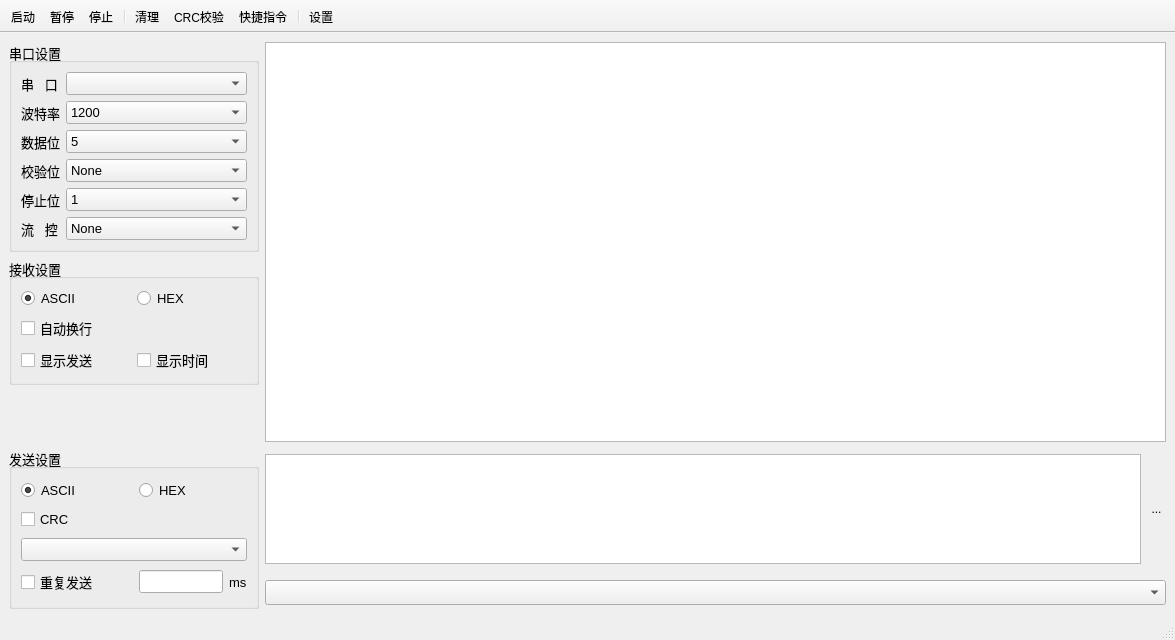
First picture: the form in SerialPortTool/MainWindow.ui, repository mghcool/SerialPortToolForVs, before the edit.
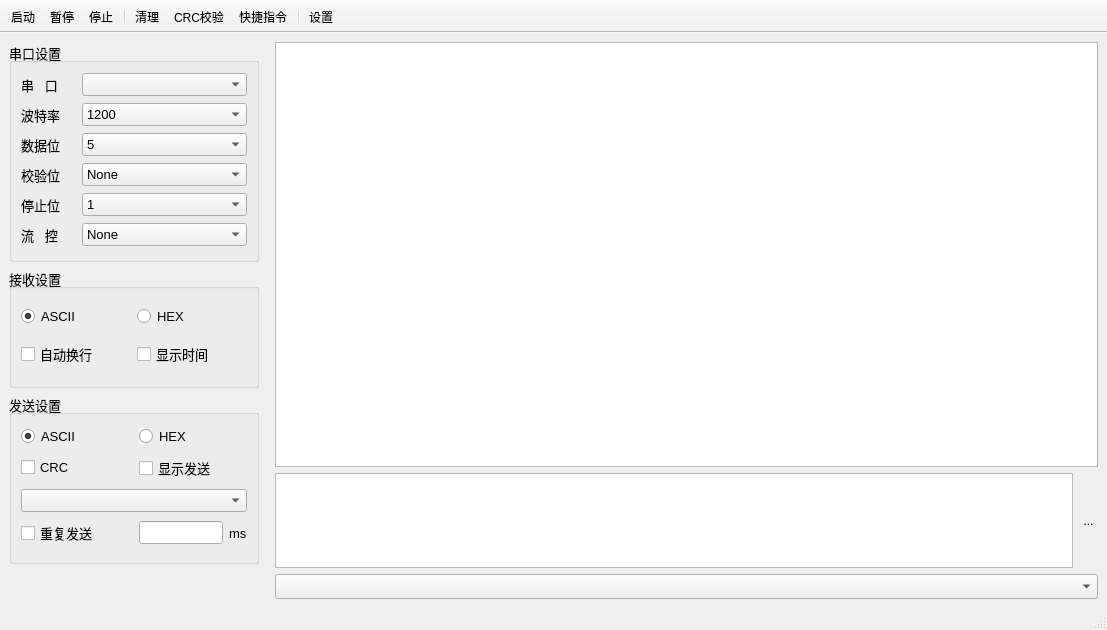
Second picture: the form after the edit. Icons and pictures are not drawn.

Commit message: 重新布局界面，将显示发送移动到发送设置

```diff
--- a/SerialPortTool/MainWindow.ui
+++ b/SerialPortTool/MainWindow.ui
@@ -2,12 +2,15 @@
 <ui version="4.0">
  <class>MainWindowClass</class>
  <widget class="QMainWindow" name="MainWindowClass">
+  <property name="enabled">
+   <bool>true</bool>
+  </property>
   <property name="geometry">
    <rect>
     <x>0</x>
     <y>0</y>
-    <width>1175</width>
-    <height>640</height>
+    <width>1107</width>
+    <height>630</height>
    </rect>
   </property>
   <property name="minimumSize">
@@ -27,170 +30,43 @@
    <bool>false</bool>
   </property>
   <widget class="QWidget" name="centralwidget">
-   <layout class="QGridLayout" name="gridLayout">
-    <item row="0" column="1" rowspan="3" colspan="2">
-     <widget class="QTextBrowser" name="textShowRx">
+   <layout class="QHBoxLayout" name="horizontalLayout">
+    <item alignment="Qt::AlignTop">
+     <widget class="QWidget" name="widget" native="true">
       <property name="minimumSize">
        <size>
-        <width>0</width>
-        <height>360</height>
-       </size>
-      </property>
-      <property name="font">
-       <font>
-        <pointsize>10</pointsize>
-       </font>
-      </property>
-      <property name="html">
-       <string>&lt;!DOCTYPE HTML PUBLIC &quot;-//W3C//DTD HTML 4.0//EN&quot; &quot;http://www.w3.org/TR/REC-html40/strict.dtd&quot;&gt;
-&lt;html&gt;&lt;head&gt;&lt;meta name=&quot;qrichtext&quot; content=&quot;1&quot; /&gt;&lt;style type=&quot;text/css&quot;&gt;
-p, li { white-space: pre-wrap; }
-&lt;/style&gt;&lt;/head&gt;&lt;body style=&quot; font-family:'SimSun'; font-size:10pt; font-weight:400; font-style:normal;&quot;&gt;
-&lt;p style=&quot;-qt-paragraph-type:empty; margin-top:0px; margin-bottom:0px; margin-left:0px; margin-right:0px; -qt-block-indent:0; text-indent:0px; font-size:9pt;&quot;&gt;&lt;br /&gt;&lt;/p&gt;&lt;/body&gt;&lt;/html&gt;</string>
-      </property>
-     </widget>
-    </item>
-    <item row="4" column="2">
-     <widget class="QToolButton" name="btnSend">
-      <property name="focusPolicy">
-       <enum>Qt::NoFocus</enum>
-      </property>
-      <property name="toolTip">
-       <string>发送</string>
-      </property>
-      <property name="styleSheet">
-       <string notr="true">QToolButton#btnSend{
-	
-	border-radius: 10px;
-	border:0px;
-}
-
-QToolButton#btnSend:hover{
-    background-color: rgba(117,208,249,100);
-}</string>
-      </property>
-      <property name="text">
-       <string>...</string>
-      </property>
-      <property name="icon">
-       <iconset resource="MainWindow.qrc">
-        <normaloff>:/img/发送</normaloff>:/img/发送</iconset>
-      </property>
-      <property name="iconSize">
-       <size>
-        <width>60</width>
-        <height>60</height>
-       </size>
-      </property>
-     </widget>
-    </item>
-    <item row="5" column="1" colspan="2">
-     <widget class="QComboBox" name="cmbSendHistory">
-      <property name="minimumSize">
-       <size>
-        <width>0</width>
-        <height>25</height>
-       </size>
-      </property>
-     </widget>
-    </item>
-    <item row="4" column="0" rowspan="2">
-     <widget class="QGroupBox" name="groupBox_3">
-      <property name="minimumSize">
-       <size>
-        <width>220</width>
-        <height>161</height>
+        <width>200</width>
+        <height>0</height>
        </size>
       </property>
       <property name="maximumSize">
        <size>
-        <width>250</width>
-        <height>190</height>
+        <width>260</width>
+        <height>16777215</height>
        </size>
       </property>
-      <property name="font">
-       <font>
-        <family>Segoe UI</family>
-        <pointsize>10</pointsize>
-       </font>
-      </property>
-      <property name="title">
-       <string>发送设置</string>
-      </property>
-      <layout class="QGridLayout" name="gridLayout_3">
-       <item row="3" column="1">
-        <widget class="QLineEdit" name="lineEditRepeat">
-         <property name="echoMode">
-          <enum>QLineEdit::Normal</enum>
-         </property>
-         <property name="dragEnabled">
-          <bool>false</bool>
-         </property>
-        </widget>
-       </item>
-       <item row="2" column="0" colspan="3">
-        <widget class="QComboBox" name="cmbCRCType">
-         <property name="minimumSize">
-          <size>
-           <width>0</width>
-           <height>0</height>
-          </size>
-         </property>
-        </widget>
-       </item>
-       <item row="3" column="2">
-        <widget class="QLabel" name="label_7">
-         <property name="text">
-          <string>ms</string>
-         </property>
-        </widget>
-       </item>
-       <item row="3" column="0">
-        <widget class="QCheckBox" name="cbxRepeat">
-         <property name="text">
-          <string>重复发送</string>
-         </property>
-        </widget>
-       </item>
-       <item row="1" column="0">
-        <widget class="QCheckBox" name="cbxCRC">
-         <property name="text">
-          <string>CRC</string>
-         </property>
-        </widget>
-       </item>
-       <item row="0" column="1">
-        <widget class="QRadioButton" name="radioTxHex">
-         <property name="text">
-          <string>HEX</string>
-         </property>
-        </widget>
-       </item>
-       <item row="0" column="0">
-        <widget class="QRadioButton" name="radioTxAscii">
-         <property name="minimumSize">
-          <size>
-           <width>112</width>
-           <height>0</height>
-          </size>
-         </property>
-         <property name="text">
-          <string>ASCII</string>
-         </property>
-         <property name="checked">
-          <bool>true</bool>
-         </property>
-        </widget>
-       </item>
-      </layout>
-     </widget>
-    </item>
-    <item row="0" column="0">
+      <layout class="QVBoxLayout" name="verticalLayout">
+       <property name="spacing">
+        <number>6</number>
+       </property>
+       <property name="leftMargin">
+        <number>0</number>
+       </property>
+       <property name="topMargin">
+        <number>0</number>
+       </property>
+       <property name="rightMargin">
+        <number>0</number>
+       </property>
+       <property name="bottomMargin">
+        <number>0</number>
+       </property>
+       <item>
      <widget class="QGroupBox" name="groupBox">
       <property name="minimumSize">
        <size>
-        <width>220</width>
-        <height>200</height>
+           <width>250</width>
+           <height>220</height>
        </size>
       </property>
       <property name="maximumSize">
@@ -214,9 +90,24 @@
       <property name="title">
        <string>串口设置</string>
       </property>
-      <layout class="QFormLayout" name="formLayout">
+         <layout class="QGridLayout" name="gridLayout_4">
+          <property name="leftMargin">
+           <number>9</number>
+          </property>
+          <property name="topMargin">
+           <number>9</number>
+          </property>
+          <property name="rightMargin">
+           <number>9</number>
+          </property>
        <item row="0" column="0">
         <widget class="QLabel" name="label">
+            <property name="maximumSize">
+             <size>
+              <width>55</width>
+              <height>16777215</height>
+             </size>
+            </property>
          <property name="lineWidth">
           <number>2</number>
          </property>
@@ -233,13 +124,19 @@
          <property name="minimumSize">
           <size>
            <width>0</width>
-           <height>4</height>
+              <height>0</height>
           </size>
          </property>
         </widget>
        </item>
        <item row="1" column="0">
         <widget class="QLabel" name="label_2">
+            <property name="maximumSize">
+             <size>
+              <width>55</width>
+              <height>16777215</height>
+             </size>
+            </property>
          <property name="text">
           <string>波特率</string>
          </property>
@@ -291,6 +188,12 @@
        </item>
        <item row="2" column="0">
         <widget class="QLabel" name="label_3">
+            <property name="maximumSize">
+             <size>
+              <width>55</width>
+              <height>16777215</height>
+             </size>
+            </property>
          <property name="text">
           <string>数据位</string>
          </property>
@@ -322,6 +225,12 @@
        </item>
        <item row="3" column="0">
         <widget class="QLabel" name="label_4">
+            <property name="maximumSize">
+             <size>
+              <width>55</width>
+              <height>16777215</height>
+             </size>
+            </property>
          <property name="text">
           <string>校验位</string>
          </property>
@@ -358,6 +267,12 @@
        </item>
        <item row="4" column="0">
         <widget class="QLabel" name="label_5">
+            <property name="maximumSize">
+             <size>
+              <width>55</width>
+              <height>16777215</height>
+             </size>
+            </property>
          <property name="text">
           <string>停止位</string>
          </property>
@@ -384,6 +299,12 @@
        </item>
        <item row="5" column="0">
         <widget class="QLabel" name="label_6">
+            <property name="maximumSize">
+             <size>
+              <width>55</width>
+              <height>16777215</height>
+             </size>
+            </property>
          <property name="text">
           <string>流   控</string>
          </property>
@@ -411,11 +332,11 @@
       </layout>
      </widget>
     </item>
-    <item row="1" column="0">
+       <item>
      <widget class="QGroupBox" name="groupBox_2">
       <property name="minimumSize">
        <size>
-        <width>220</width>
+           <width>250</width>
         <height>120</height>
        </size>
       </property>
@@ -431,6 +352,9 @@
         <pointsize>10</pointsize>
        </font>
       </property>
+         <property name="styleSheet">
+          <string notr="true"/>
+         </property>
       <property name="title">
        <string>接收设置</string>
       </property>
@@ -459,31 +383,196 @@
          </property>
         </widget>
        </item>
-       <item row="2" column="1">
+          <item row="0" column="1">
+           <widget class="QRadioButton" name="radioRxHex">
+            <property name="text">
+             <string>HEX</string>
+            </property>
+           </widget>
+          </item>
+          <item row="1" column="1">
         <widget class="QCheckBox" name="cbxShowTime">
          <property name="text">
           <string>显示时间</string>
          </property>
         </widget>
        </item>
-       <item row="2" column="0">
+         </layout>
+        </widget>
+       </item>
+       <item>
+        <widget class="QGroupBox" name="groupBox_3">
+         <property name="minimumSize">
+          <size>
+           <width>220</width>
+           <height>170</height>
+          </size>
+         </property>
+         <property name="maximumSize">
+          <size>
+           <width>250</width>
+           <height>190</height>
+          </size>
+         </property>
+         <property name="font">
+          <font>
+           <family>Segoe UI</family>
+           <pointsize>10</pointsize>
+          </font>
+         </property>
+         <property name="title">
+          <string>发送设置</string>
+         </property>
+         <layout class="QGridLayout" name="gridLayout_3" rowstretch="0,0,0,0" columnstretch="0,0,0">
+          <property name="topMargin">
+           <number>9</number>
+          </property>
+          <property name="horizontalSpacing">
+           <number>6</number>
+          </property>
+          <item row="0" column="1">
+           <widget class="QRadioButton" name="radioTxHex">
+            <property name="text">
+             <string>HEX</string>
+            </property>
+           </widget>
+          </item>
+          <item row="1" column="1">
         <widget class="QCheckBox" name="cbxShowSend">
          <property name="text">
           <string>显示发送</string>
          </property>
         </widget>
        </item>
-       <item row="0" column="1">
-        <widget class="QRadioButton" name="radioRxHex">
+          <item row="2" column="0" colspan="3">
+           <widget class="QComboBox" name="cmbCRCType">
+            <property name="minimumSize">
+             <size>
+              <width>0</width>
+              <height>0</height>
+             </size>
+            </property>
+           </widget>
+          </item>
+          <item row="3" column="0">
+           <widget class="QCheckBox" name="cbxRepeat">
          <property name="text">
-          <string>HEX</string>
+             <string>重复发送</string>
          </property>
         </widget>
        </item>
+          <item row="1" column="0">
+           <widget class="QCheckBox" name="cbxCRC">
+            <property name="text">
+             <string>CRC</string>
+            </property>
+           </widget>
+          </item>
+          <item row="0" column="0">
+           <widget class="QRadioButton" name="radioTxAscii">
+            <property name="minimumSize">
+             <size>
+              <width>112</width>
+              <height>0</height>
+             </size>
+            </property>
+            <property name="text">
+             <string>ASCII</string>
+            </property>
+            <property name="checked">
+             <bool>true</bool>
+            </property>
+           </widget>
+          </item>
+          <item row="3" column="2">
+           <widget class="QLabel" name="label_7">
+            <property name="text">
+             <string>ms</string>
+            </property>
+           </widget>
+          </item>
+          <item row="3" column="1">
+           <widget class="QLineEdit" name="lineEditRepeat">
+            <property name="echoMode">
+             <enum>QLineEdit::Normal</enum>
+            </property>
+            <property name="dragEnabled">
+             <bool>false</bool>
+            </property>
+           </widget>
+          </item>
       </layout>
      </widget>
     </item>
-    <item row="4" column="1">
+      </layout>
+     </widget>
+    </item>
+    <item>
+     <widget class="QWidget" name="widget_2" native="true">
+      <property name="minimumSize">
+       <size>
+        <width>200</width>
+        <height>0</height>
+       </size>
+      </property>
+      <layout class="QGridLayout" name="gridLayout">
+       <property name="leftMargin">
+        <number>0</number>
+       </property>
+       <property name="topMargin">
+        <number>0</number>
+       </property>
+       <property name="rightMargin">
+        <number>0</number>
+       </property>
+       <property name="bottomMargin">
+        <number>0</number>
+       </property>
+       <item row="2" column="0" colspan="2">
+        <widget class="QComboBox" name="cmbSendHistory">
+         <property name="minimumSize">
+          <size>
+           <width>0</width>
+           <height>25</height>
+          </size>
+         </property>
+        </widget>
+       </item>
+       <item row="1" column="1">
+        <widget class="QToolButton" name="btnSend">
+         <property name="focusPolicy">
+          <enum>Qt::NoFocus</enum>
+         </property>
+         <property name="toolTip">
+          <string>发送</string>
+         </property>
+         <property name="styleSheet">
+          <string notr="true">QToolButton#btnSend{
+	
+	border-radius: 10px;
+	border:0px;
+}
+
+QToolButton#btnSend:hover{
+    background-color: rgba(117,208,249,100);
+}</string>
+         </property>
+         <property name="text">
+          <string>...</string>
+         </property>
+         <property name="icon">
+          <iconset resource="MainWindow.qrc">
+           <normaloff>:/img/发送</normaloff>:/img/发送</iconset>
+         </property>
+         <property name="iconSize">
+          <size>
+           <width>60</width>
+           <height>60</height>
+          </size>
+         </property>
+        </widget>
+       </item>
+       <item row="1" column="0">
      <widget class="QTextEdit" name="textEditTx">
       <property name="minimumSize">
        <size>
@@ -494,7 +583,7 @@
       <property name="maximumSize">
        <size>
         <width>16777215</width>
-        <height>110</height>
+           <height>95</height>
        </size>
       </property>
       <property name="font">
@@ -502,6 +591,40 @@
         <pointsize>10</pointsize>
        </font>
       </property>
+         <property name="lineWidth">
+          <number>0</number>
+         </property>
+        </widget>
+       </item>
+       <item row="0" column="0" colspan="2">
+        <widget class="QTextBrowser" name="textShowRx">
+         <property name="sizePolicy">
+          <sizepolicy hsizetype="Expanding" vsizetype="Expanding">
+           <horstretch>0</horstretch>
+           <verstretch>0</verstretch>
+          </sizepolicy>
+         </property>
+         <property name="minimumSize">
+          <size>
+           <width>0</width>
+           <height>200</height>
+          </size>
+         </property>
+         <property name="font">
+          <font>
+           <pointsize>10</pointsize>
+          </font>
+         </property>
+         <property name="html">
+          <string>&lt;!DOCTYPE HTML PUBLIC &quot;-//W3C//DTD HTML 4.0//EN&quot; &quot;http://www.w3.org/TR/REC-html40/strict.dtd&quot;&gt;
+&lt;html&gt;&lt;head&gt;&lt;meta name=&quot;qrichtext&quot; content=&quot;1&quot; /&gt;&lt;style type=&quot;text/css&quot;&gt;
+p, li { white-space: pre-wrap; }
+&lt;/style&gt;&lt;/head&gt;&lt;body style=&quot; font-family:'SimSun'; font-size:10pt; font-weight:400; font-style:normal;&quot;&gt;
+&lt;p style=&quot;-qt-paragraph-type:empty; margin-top:0px; margin-bottom:0px; margin-left:0px; margin-right:0px; -qt-block-indent:0; text-indent:0px; font-size:9pt;&quot;&gt;&lt;br /&gt;&lt;/p&gt;&lt;/body&gt;&lt;/html&gt;</string>
+         </property>
+        </widget>
+       </item>
+      </layout>
      </widget>
     </item>
    </layout>
```
Lines whose indentation alone changed are shown as unchanged. The commit also changes 2 other files.
